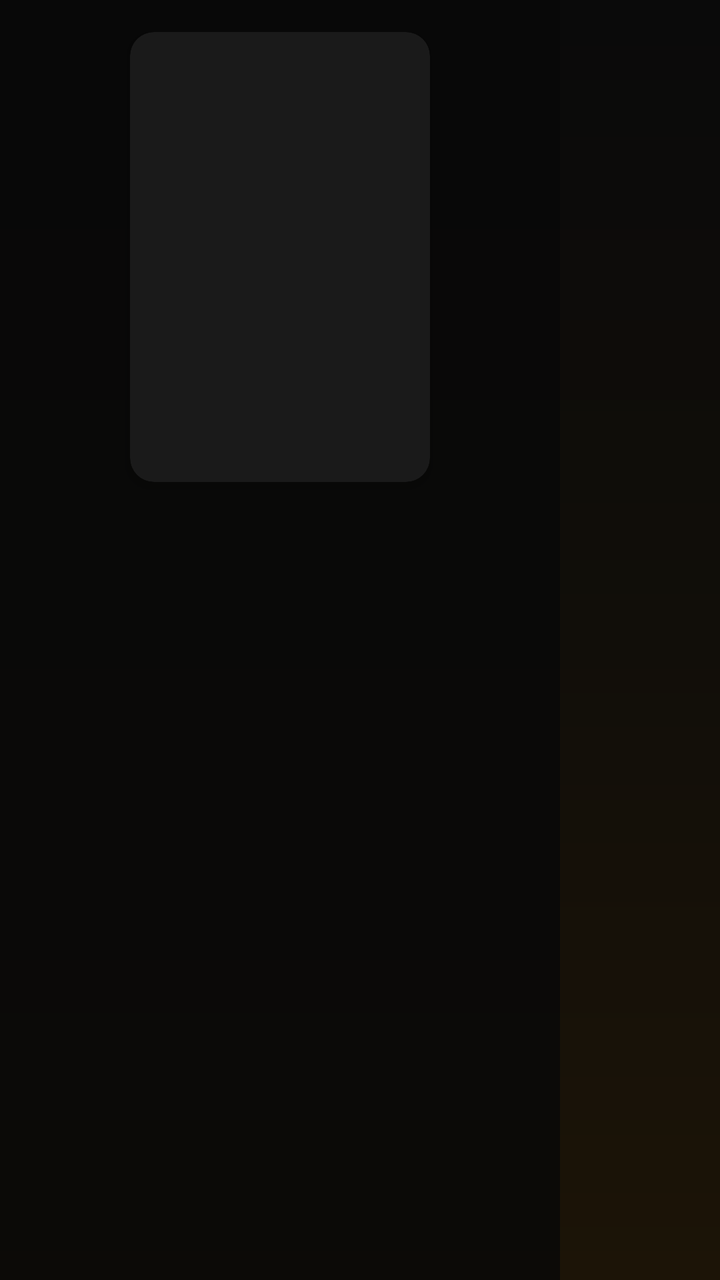
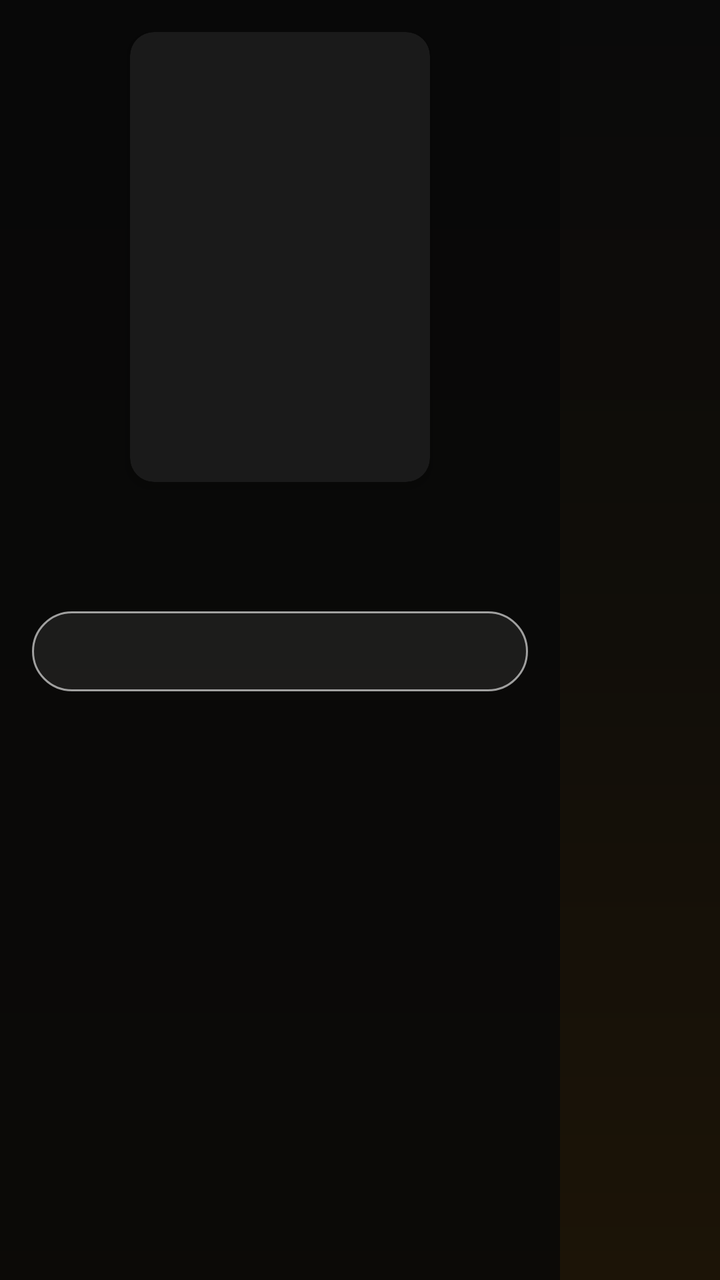

Two renders of the same Android screen: before a commit and after it. Below are the layout's source before the change and the commit's diff.
<!-- AndroidManifest.xml: application theme Theme.IPTVPlayer -->
<!-- res/layout/activity_series.xml -->
<?xml version="1.0" encoding="utf-8"?>
<LinearLayout xmlns:android="http://schemas.android.com/apk/res/android" xmlns:app="http://schemas.android.com/apk/res-auto" android:layout_width="match_parent" android:layout_height="match_parent" android:background="@drawable/bg_app_gradient" android:layoutDirection="ltr" android:orientation="horizontal">
<LinearLayout android:layout_width="280dp" android:layout_height="match_parent" android:background="#CC080808" android:gravity="center_horizontal" android:orientation="vertical" android:padding="16dp">
<androidx.cardview.widget.CardView android:layout_width="150dp" android:layout_height="225dp" app:cardBackgroundColor="#1A1A1A" app:cardCornerRadius="12dp" app:cardElevation="6dp"><ImageView android:id="@+id/ivCover" android:layout_width="match_parent" android:layout_height="match_parent" android:scaleType="centerCrop" /></androidx.cardview.widget.CardView>
<TextView android:id="@+id/tvSeriesTitle" android:layout_width="match_parent" android:layout_height="wrap_content" android:layout_marginTop="12dp" android:gravity="center" android:maxLines="2" android:textColor="#E0A81E" android:textSize="18sp" android:textStyle="bold" />
<TextView android:id="@+id/tvSeriesGenre" android:layout_width="match_parent" android:layout_height="wrap_content" android:layout_marginTop="4dp" android:gravity="center" android:textColor="#99FFFFFF" android:textSize="12sp" />
<ScrollView android:layout_width="match_parent" android:layout_height="0dp" android:layout_marginTop="8dp" android:layout_weight="1"><TextView android:id="@+id/tvSeriesPlot" android:layout_width="match_parent" android:layout_height="wrap_content" android:textColor="#CCFFFFFF" android:textSize="13sp" /></ScrollView>
</LinearLayout>
<LinearLayout android:layout_width="0dp" android:layout_height="match_parent" android:layout_weight="1" android:orientation="vertical" android:padding="10dp">
<androidx.recyclerview.widget.RecyclerView android:id="@+id/rvSeasons" android:layout_width="match_parent" android:layout_height="48dp" />
<FrameLayout android:layout_width="match_parent" android:layout_height="0dp" android:layout_marginTop="6dp" android:layout_weight="1">
<androidx.recyclerview.widget.RecyclerView android:id="@+id/rvEpisodes" android:layout_width="match_parent" android:layout_height="match_parent" />
<ProgressBar android:id="@+id/progress" android:layout_width="48dp" android:layout_height="48dp" android:layout_gravity="center" />
<TextView android:id="@+id/tvEmpty" android:layout_width="wrap_content" android:layout_height="wrap_content" android:layout_gravity="center" android:text="@string/no_episodes" android:textColor="#88FFFFFF" android:textSize="16sp" android:visibility="gone" />
</FrameLayout>
</LinearLayout>
</LinearLayout>
<!-- resources referenced by this layout -->
<resources>
  <!-- drawable bg_app_gradient (drawable) -->
  <?xml version="1.0" encoding="utf-8"?>
  <shape xmlns:android="http://schemas.android.com/apk/res/android" android:shape="rectangle"><gradient android:angle="270" android:startColor="#0A0A0A" android:centerColor="#110E09" android:endColor="#1C1407" /></shape>
  <string name="no_episodes">No episodes available</string>
  <style name="Theme.IPTVPlayer" parent="Theme.MaterialComponents.DayNight.NoActionBar">
          <item name="colorPrimary">@color/accent_primary</item>
          <item name="colorPrimaryVariant">@color/accent_secondary</item>
          <item name="colorOnPrimary">@color/bg_primary</item>
          <item name="colorSecondary">@color/accent_primary</item>
          <item name="colorOnSecondary">@color/bg_primary</item>
          <item name="android:colorBackground">@color/bg_primary</item>
          <item name="colorSurface">@color/bg_surface</item>
          <item name="colorOnSurface">@color/text_primary</item>
          <item name="android:statusBarColor">@color/bg_surface</item>
          <item name="android:navigationBarColor">@color/bg_primary</item>
          <item name="android:windowBackground">@color/bg_primary</item>
          
          <item name="android:textColorPrimary">@color/text_primary</item>
          <item name="android:textColorSecondary">@color/text_secondary</item>
          <item name="android:editTextColor">@color/text_primary</item>
          <item name="android:textColorHint">@color/text_hint</item>
          
          <item name="materialAlertDialogTheme">@style/DarkAlertDialog</item>
      </style>
  <color name="accent_primary">#FF00E676</color>
  <color name="accent_secondary">#FF00C853</color>
  <color name="bg_primary">#FF121212</color>
  <color name="bg_surface">#FF1E1E1E</color>
  <color name="text_primary">#FFFFFFFF</color>
  <color name="text_secondary">#FFB0B0B0</color>
  <color name="text_hint">#FF757575</color>
  <style name="DarkAlertDialog" parent="ThemeOverlay.MaterialComponents.MaterialAlertDialog">
          <item name="colorSurface">@color/bg_surface</item>
          <item name="colorOnSurface">@color/text_primary</item>
          <item name="android:background">@color/bg_surface</item>
          <item name="buttonBarPositiveButtonStyle">@style/AccentButtonStyle</item>
      </style>
  <style name="AccentButtonStyle" parent="Widget.MaterialComponents.Button.TextButton.Dialog">
          <item name="android:textColor">@color/accent_primary</item>
      </style>
</resources>

<!-- the commit's change to res/layout/activity_series.xml (unified diff, before → after) -->
@@ -1,11 +1,13 @@
 <?xml version="1.0" encoding="utf-8"?>
 <LinearLayout xmlns:android="http://schemas.android.com/apk/res/android" xmlns:app="http://schemas.android.com/apk/res-auto" android:layout_width="match_parent" android:layout_height="match_parent" android:background="@drawable/bg_app_gradient" android:layoutDirection="ltr" android:orientation="horizontal">
-<LinearLayout android:layout_width="280dp" android:layout_height="match_parent" android:background="#CC080808" android:gravity="center_horizontal" android:orientation="vertical" android:padding="16dp">
+<ScrollView android:layout_width="280dp" android:layout_height="match_parent" android:background="#CC080808" android:fillViewport="true"><LinearLayout android:layout_width="match_parent" android:layout_height="wrap_content" android:gravity="center_horizontal" android:orientation="vertical" android:padding="16dp">
 <androidx.cardview.widget.CardView android:layout_width="150dp" android:layout_height="225dp" app:cardBackgroundColor="#1A1A1A" app:cardCornerRadius="12dp" app:cardElevation="6dp"><ImageView android:id="@+id/ivCover" android:layout_width="match_parent" android:layout_height="match_parent" android:scaleType="centerCrop" /></androidx.cardview.widget.CardView>
 <TextView android:id="@+id/tvSeriesTitle" android:layout_width="match_parent" android:layout_height="wrap_content" android:layout_marginTop="12dp" android:gravity="center" android:maxLines="2" android:textColor="#E0A81E" android:textSize="18sp" android:textStyle="bold" />
 <TextView android:id="@+id/tvSeriesGenre" android:layout_width="match_parent" android:layout_height="wrap_content" android:layout_marginTop="4dp" android:gravity="center" android:textColor="#99FFFFFF" android:textSize="12sp" />
-<ScrollView android:layout_width="match_parent" android:layout_height="0dp" android:layout_marginTop="8dp" android:layout_weight="1"><TextView android:id="@+id/tvSeriesPlot" android:layout_width="match_parent" android:layout_height="wrap_content" android:textColor="#CCFFFFFF" android:textSize="13sp" /></ScrollView>
-</LinearLayout>
+<TextView android:id="@+id/btnContinue" android:layout_width="match_parent" android:layout_height="40dp" android:layout_marginTop="10dp" android:background="@drawable/bg_gold_btn" android:clickable="true" android:ellipsize="end" android:focusable="true" android:gravity="center" android:maxLines="1" android:paddingStart="8dp" android:paddingEnd="8dp" android:textColor="#1A1200" android:textSize="13sp" android:textStyle="bold" android:visibility="gone" />
+<TextView android:id="@+id/btnSFav" android:layout_width="match_parent" android:layout_height="40dp" android:layout_marginTop="8dp" android:background="@drawable/bg_outline_btn" android:clickable="true" android:focusable="true" android:gravity="center" android:textColor="#FFFFFF" android:textSize="13sp" />
+<TextView android:id="@+id/tvSeriesPlot" android:layout_width="match_parent" android:layout_height="wrap_content" android:layout_marginTop="8dp" android:textColor="#CCFFFFFF" android:textSize="13sp" />
+</LinearLayout></ScrollView>
 <LinearLayout android:layout_width="0dp" android:layout_height="match_parent" android:layout_weight="1" android:orientation="vertical" android:padding="10dp">
 <androidx.recyclerview.widget.RecyclerView android:id="@+id/rvSeasons" android:layout_width="match_parent" android:layout_height="48dp" />
 <FrameLayout android:layout_width="match_parent" android:layout_height="0dp" android:layout_marginTop="6dp" android:layout_weight="1">
<!-- resource entries referenced after the edit -->
@@ -3,6 +3,18 @@
   <!-- drawable bg_app_gradient (drawable) -->
   <?xml version="1.0" encoding="utf-8"?>
   <shape xmlns:android="http://schemas.android.com/apk/res/android" android:shape="rectangle"><gradient android:angle="270" android:startColor="#0A0A0A" android:centerColor="#110E09" android:endColor="#1C1407" /></shape>
+  <!-- drawable bg_gold_btn (drawable) -->
+  <?xml version="1.0" encoding="utf-8"?>
+  <selector xmlns:android="http://schemas.android.com/apk/res/android">
+  <item android:state_focused="true"><shape android:shape="rectangle"><solid android:color="#F5C84C" /><stroke android:width="3dp" android:color="#FFFFFF" /><corners android:radius="26dp" /></shape></item>
+  <item><shape android:shape="rectangle"><solid android:color="#E0A81E" /><corners android:radius="26dp" /></shape></item>
+  </selector>
+  <!-- drawable bg_outline_btn (drawable) -->
+  <?xml version="1.0" encoding="utf-8"?>
+  <selector xmlns:android="http://schemas.android.com/apk/res/android">
+  <item android:state_focused="true"><shape android:shape="rectangle"><solid android:color="#33E0A81E" /><stroke android:width="2dp" android:color="#F5C84C" /><corners android:radius="26dp" /></shape></item>
+  <item><shape android:shape="rectangle"><solid android:color="#14FFFFFF" /><stroke android:width="1dp" android:color="#99FFFFFF" /><corners android:radius="26dp" /></shape></item>
+  </selector>
   <string name="no_episodes">No episodes available</string>
   <style name="Theme.IPTVPlayer" parent="Theme.MaterialComponents.DayNight.NoActionBar">
           <item name="colorPrimary">@color/accent_primary</item>
